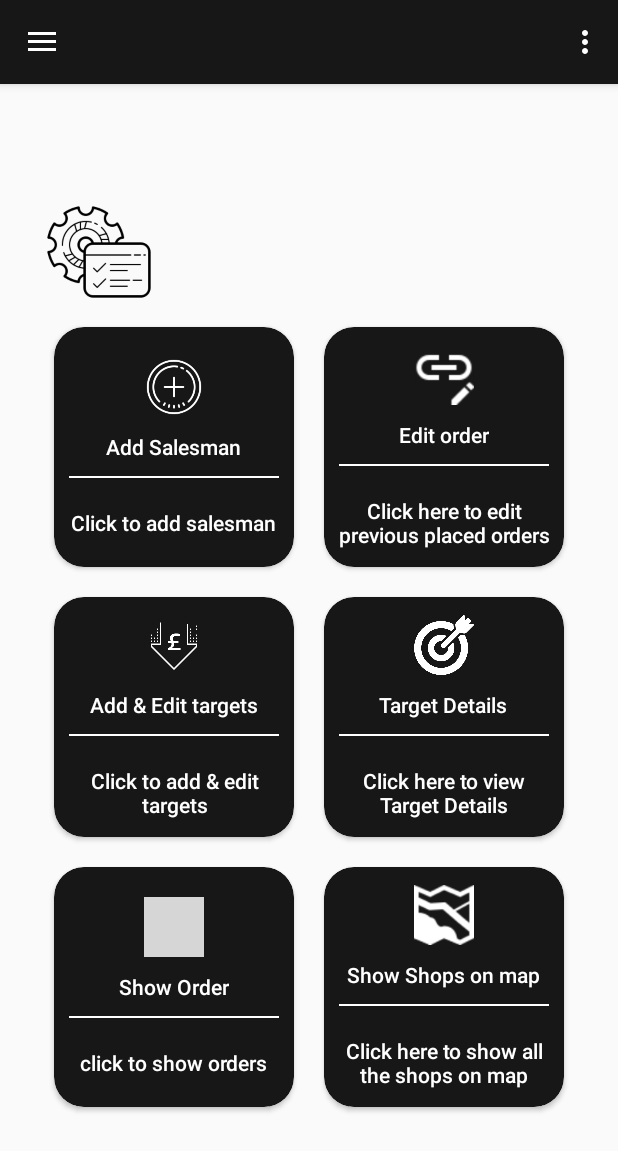
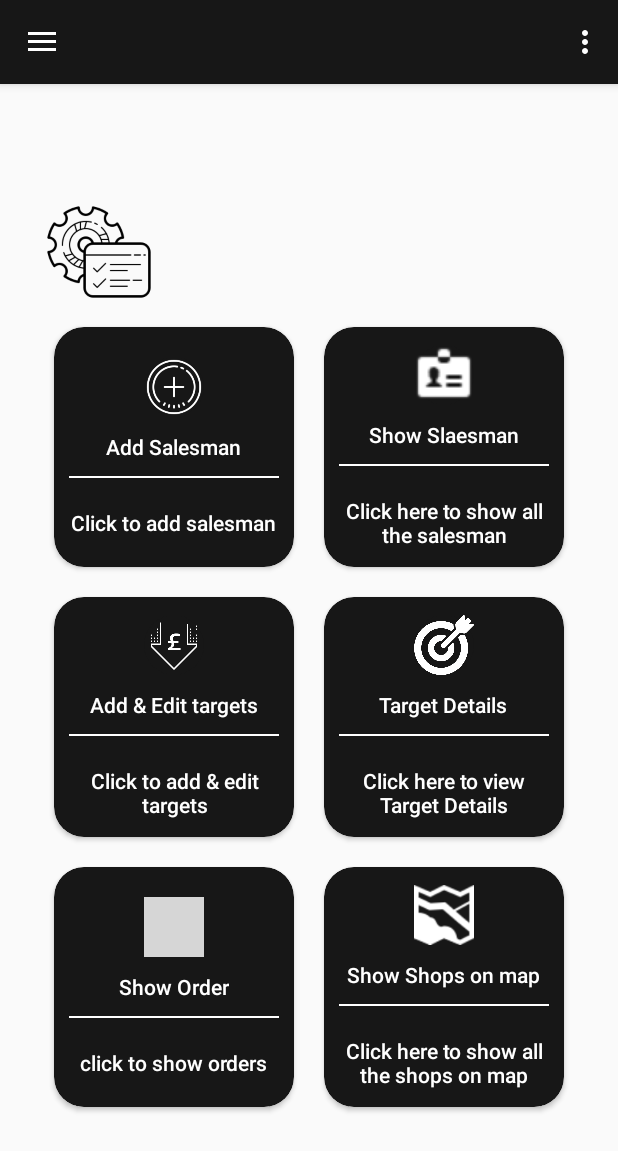
Before and after one commit to ahsanfarooq210/DATABASE_PROJECT_ADMIN, an Android app: the admin_main_dashboard screen opened directly, with no data from a screen before it, on a phone screen of 412 x 824 dp. Shown: the top 1151 px of the screen. Run offline under Robolectric (Android 15) with nearby library versions, the phone set to English and light mode, and no system bars; pictures from the network do not load; grey boxes are pictures that could not be loaded.

Commit message:
error removel

```diff
--- a/app/build.gradle
+++ b/app/build.gradle
@@ -36,7 +36,7 @@ dependencies {
     implementation 'com.google.firebase:firebase-database:16.0.4'
     testImplementation 'junit:junit:4.12'
     implementation 'com.google.android.gms:play-services-maps:17.0.0'
-    implementation 'androidx.recyclerview:recyclerview:1.0.0'
+    implementation 'androidx.recyclerview:recyclerview:1.1.0'
     implementation 'androidx.cardview:cardview:1.0.0'
     androidTestImplementation 'androidx.test.ext:junit:1.1.1'
     androidTestImplementation 'androidx.test.espresso:espresso-core:3.2.0'
--- a/app/src/main/java/com/example/database_project_admin/Activities/admin_main_dashboard.java
+++ b/app/src/main/java/com/example/database_project_admin/Activities/admin_main_dashboard.java
@@ -410,4 +410,9 @@ public void onBackPressed() {
 {
    // startActivity(new Intent(admin_main_dashboard.this,target_details_activity.class));
 }
+
+    public void showSalesman(View view)
+    {
+        startActivity(new Intent(admin_main_dashboard.this,Show_salesman_activity.class));
+    }
 }
--- a/app/src/main/res/layout/activity_show_salesman_activity.xml
+++ b/app/src/main/res/layout/activity_show_salesman_activity.xml
@@ -10,7 +10,6 @@
     <androidx.recyclerview.widget.RecyclerView
         android:layout_width="match_parent"
         android:layout_height="match_parent"
-        android:id="@+id/show_salesman_recycler_view"
-        android:animateLayoutChanges="true"/>
+        android:id="@+id/show_salesman_recycler_view"/>
 
 </RelativeLayout>
--- a/app/src/main/res/layout/admin_dashboard_layout.xml
+++ b/app/src/main/res/layout/admin_dashboard_layout.xml
@@ -4,7 +4,7 @@
     xmlns:tools="http://schemas.android.com/tools"
     android:layout_width="match_parent"
     android:layout_height="match_parent"
-    tools:context=".admin_main_dashboard">
+    tools:context=".Activities.admin_main_dashboard">
 
     <RelativeLayout
         android:layout_width="wrap_content"
@@ -108,7 +108,7 @@
                         android:id="@+id/dashboard_edit_order"
                         android:layout_width="160dp"
                         android:layout_height="160dp"
-                        android:onClick="editOrder"
+                        android:onClick="showSalesman"
                         android:focusable="true"
                         android:layout_margin="10dp"
 
@@ -124,14 +124,14 @@
                                 android:layout_width="40dp"
                                 android:layout_height="40dp"
                                 android:background="@drawable/oval_black"
-                                android:src="@drawable/icons8_edit_link_48px"
+                                android:src="@drawable/icons8_identification_documents_30px_1"
                                 />
                             <TextView
                                 android:layout_width="wrap_content"
                                 android:layout_height="wrap_content"
                                 android:textStyle="bold"
                                 android:layout_marginTop="10dp"
-                                android:text="Edit order"
+                                android:text="Show Slaesman"
                                 android:fontFamily="sans-serif-light"
                                 android:textColor="@android:color/white"/>
                             <View
@@ -149,7 +149,7 @@
                                 android:layout_marginTop="10dp"
                                 android:layout_gravity="center"
                                 android:gravity="center_horizontal"
-                                android:text="Click here to edit previous placed orders"
+                                android:text="Click here to show all the salesman"
                                 android:fontFamily="sans-serif-light"
                                 android:textColor="@android:color/white"/>
                         </LinearLayout>
```
Also changed, not shown: app/src/main/res/drawable/icons8_identification_documents_30px_1.png (added).
